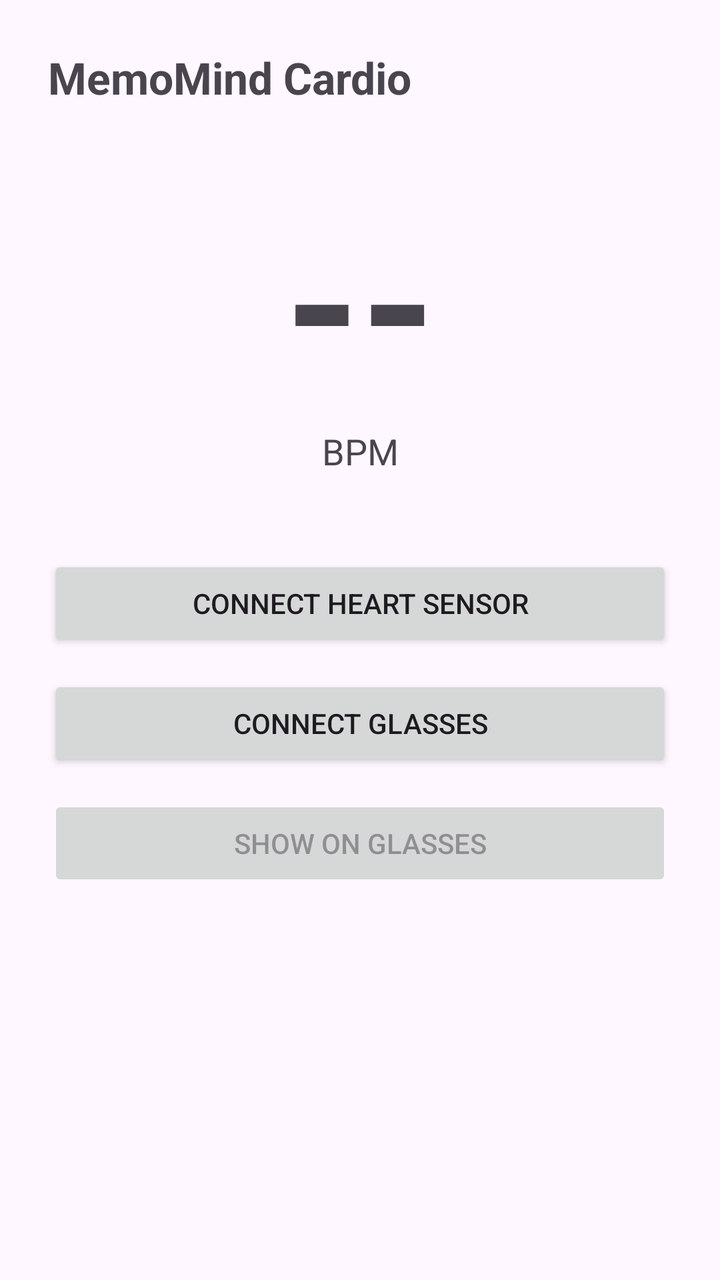
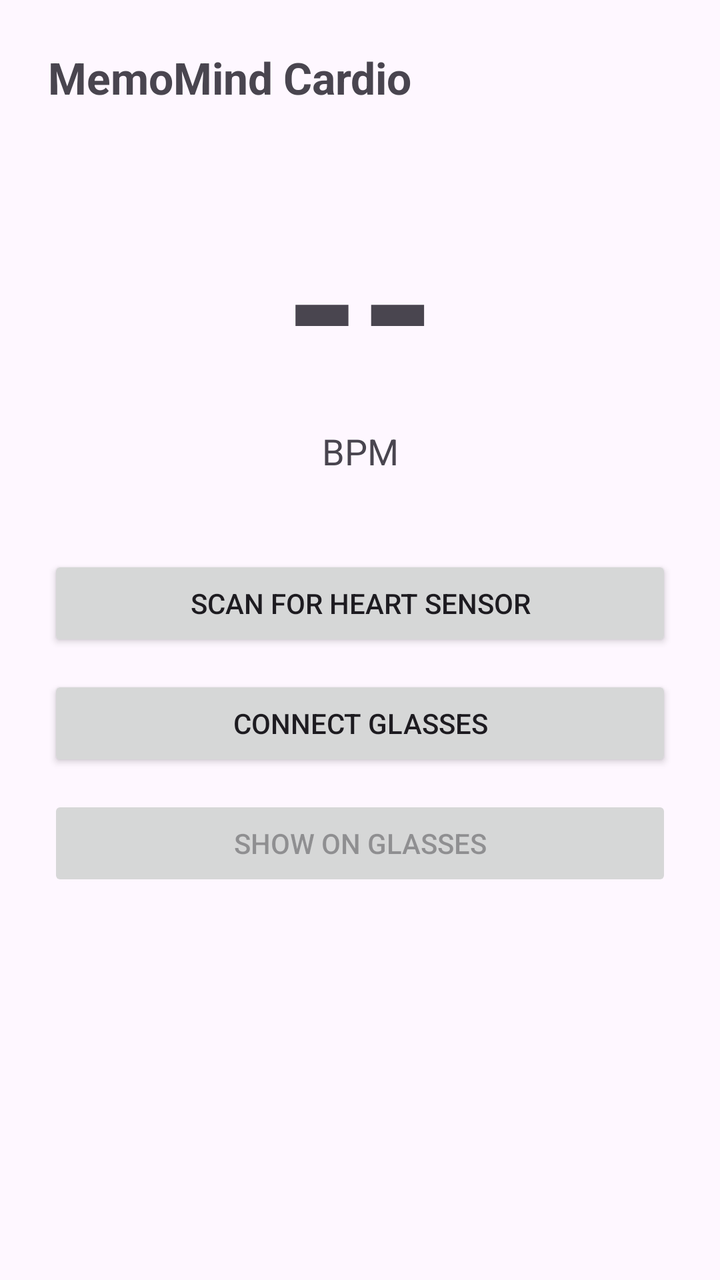

An Android layout rendered at two revisions. The XML below is the earlier revision; the diff shows what the commit changed to produce the second picture.
<!-- AndroidManifest.xml: application theme Theme.MemoMindCardio -->
<!-- res/layout/activity_main.xml -->
<?xml version="1.0" encoding="utf-8"?>
<androidx.constraintlayout.widget.ConstraintLayout
    xmlns:android="http://schemas.android.com/apk/res/android"
    xmlns:app="http://schemas.android.com/apk/res-auto"
    android:layout_width="match_parent"
    android:layout_height="match_parent"
    android:padding="24dp">

    <TextView
        android:id="@+id/titleText"
        android:layout_width="0dp"
        android:layout_height="wrap_content"
        android:text="@string/app_name"
        android:textSize="22sp"
        android:textStyle="bold"
        app:layout_constraintTop_toTopOf="parent"
        app:layout_constraintStart_toStartOf="parent"
        app:layout_constraintEnd_toEndOf="parent" />

    <TextView
        android:id="@+id/bpmText"
        android:layout_width="0dp"
        android:layout_height="wrap_content"
        android:layout_marginTop="32dp"
        android:gravity="center"
        android:text="--"
        android:textSize="96sp"
        android:textStyle="bold"
        app:layout_constraintTop_toBottomOf="@id/titleText"
        app:layout_constraintStart_toStartOf="parent"
        app:layout_constraintEnd_toEndOf="parent" />

    <TextView
        android:id="@+id/bpmUnit"
        android:layout_width="0dp"
        android:layout_height="wrap_content"
        android:gravity="center"
        android:text="BPM"
        android:textSize="18sp"
        app:layout_constraintTop_toBottomOf="@id/bpmText"
        app:layout_constraintStart_toStartOf="parent"
        app:layout_constraintEnd_toEndOf="parent" />

    <Button
        android:id="@+id/btnSensor"
        android:layout_width="0dp"
        android:layout_height="wrap_content"
        android:layout_marginTop="40dp"
        android:text="Connect heart sensor"
        app:layout_constraintTop_toBottomOf="@id/bpmUnit"
        app:layout_constraintStart_toStartOf="parent"
        app:layout_constraintEnd_toEndOf="parent" />

    <Button
        android:id="@+id/btnGlasses"
        android:layout_width="0dp"
        android:layout_height="wrap_content"
        android:layout_marginTop="12dp"
        android:text="Connect glasses"
        app:layout_constraintTop_toBottomOf="@id/btnSensor"
        app:layout_constraintStart_toStartOf="parent"
        app:layout_constraintEnd_toEndOf="parent" />

    <Button
        android:id="@+id/btnPush"
        android:layout_width="0dp"
        android:layout_height="wrap_content"
        android:layout_marginTop="12dp"
        android:text="Show on glasses"
        android:enabled="false"
        app:layout_constraintTop_toBottomOf="@id/btnGlasses"
        app:layout_constraintStart_toStartOf="parent"
        app:layout_constraintEnd_toEndOf="parent" />

    <TextView
        android:id="@+id/statusText"
        android:layout_width="0dp"
        android:layout_height="0dp"
        android:layout_marginTop="24dp"
        android:textSize="13sp"
        android:fontFamily="monospace"
        app:layout_constraintTop_toBottomOf="@id/btnPush"
        app:layout_constraintStart_toStartOf="parent"
        app:layout_constraintEnd_toEndOf="parent"
        app:layout_constraintBottom_toBottomOf="parent" />

</androidx.constraintlayout.widget.ConstraintLayout>
<!-- resources referenced by this layout -->
<resources>
  <string name="app_name">MemoMind Cardio</string>
  <style name="Theme.MemoMindCardio" parent="Theme.Material3.DayNight.NoActionBar">
          <item name="android:statusBarColor">@android:color/black</item>
      </style>
</resources>

<!-- the commit's change to res/layout/activity_main.xml (unified diff, before → after) -->
@@ -46,7 +46,7 @@
         android:layout_width="0dp"
         android:layout_height="wrap_content"
         android:layout_marginTop="40dp"
-        android:text="Connect heart sensor"
+        android:text="Scan for heart sensor"
         app:layout_constraintTop_toBottomOf="@id/bpmUnit"
         app:layout_constraintStart_toStartOf="parent"
         app:layout_constraintEnd_toEndOf="parent" />
